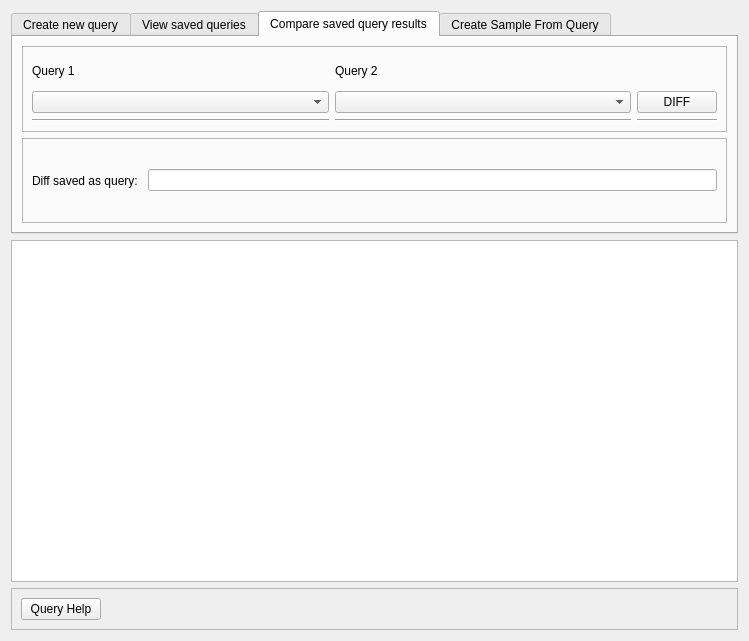
usc-psychsim/psychsim-eval-gui, file ui/query_data_page.ui: the form before one commit.
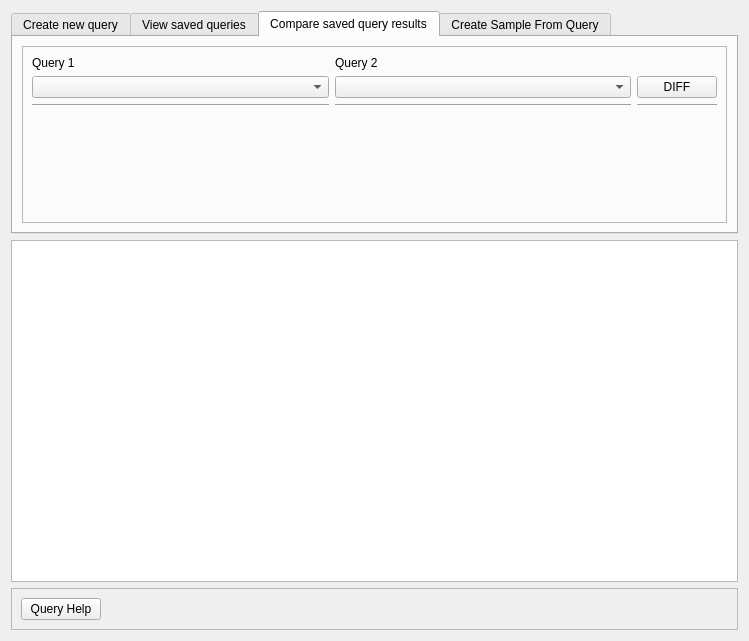
The form after the commit. The open tabs and pages were chosen to show the change.

```diff
--- a/ui/query_data_page.ui
+++ b/ui/query_data_page.ui
@@ -23,7 +23,7 @@
       </sizepolicy>
      </property>
      <property name="currentIndex">
-      <number>0</number>
+      <number>2</number>
      </property>
      <widget class="QWidget" name="create_tab">
       <attribute name="title">
@@ -568,6 +568,12 @@
             </property>
            </widget>
           </item>
+          <item row="1" column="0">
+           <widget class="QComboBox" name="query_diff_1"/>
+          </item>
+          <item row="1" column="1">
+           <widget class="QComboBox" name="query_diff_2"/>
+          </item>
           <item row="1" column="2">
            <widget class="QPushButton" name="diff_query_button">
             <property name="sizePolicy">
@@ -595,49 +601,18 @@
             </property>
            </widget>
           </item>
-          <item row="1" column="0">
-           <widget class="QComboBox" name="query_diff_1"/>
-          </item>
-          <item row="1" column="1">
-           <widget class="QComboBox" name="query_diff_2"/>
-          </item>
-         </layout>
-        </widget>
-       </item>
-       <item row="9" column="1">
-        <widget class="QFrame" name="frame_16">
-         <property name="frameShape">
-          <enum>QFrame::StyledPanel</enum>
-         </property>
-         <property name="frameShadow">
-          <enum>QFrame::Raised</enum>
-         </property>
-         <layout class="QHBoxLayout" name="horizontalLayout_9">
-          <item>
-           <widget class="QLabel" name="label_26">
-            <property name="sizePolicy">
-             <sizepolicy hsizetype="Fixed" vsizetype="Preferred">
-              <horstretch>0</horstretch>
-              <verstretch>0</verstretch>
-             </sizepolicy>
+          <item row="4" column="0">
+           <spacer name="verticalSpacer">
+            <property name="orientation">
+             <enum>Qt::Vertical</enum>
             </property>
-            <property name="text">
-             <string>Diff saved as query: </string>
+            <property name="sizeHint" stdset="0">
+             <size>
+              <width>20</width>
+              <height>40</height>
+             </size>
             </property>
-           </widget>
-          </item>
-          <item>
-           <widget class="QLineEdit" name="new_diff_query_name">
-            <property name="sizePolicy">
-             <sizepolicy hsizetype="Preferred" vsizetype="Fixed">
-              <horstretch>0</horstretch>
-              <verstretch>0</verstretch>
-             </sizepolicy>
-            </property>
-            <property name="readOnly">
-             <bool>true</bool>
-            </property>
-           </widget>
+           </spacer>
           </item>
          </layout>
         </widget>
```
